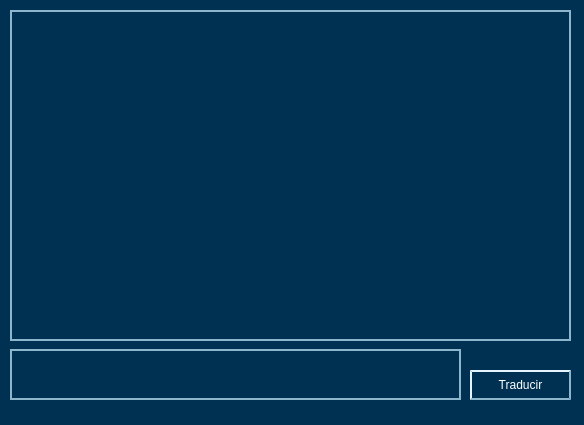
Before: the Qt Designer form Proyecto/mainwindow.ui in JorgeA-Z/QT-Traductor-Completo, drawn with Qt 5.
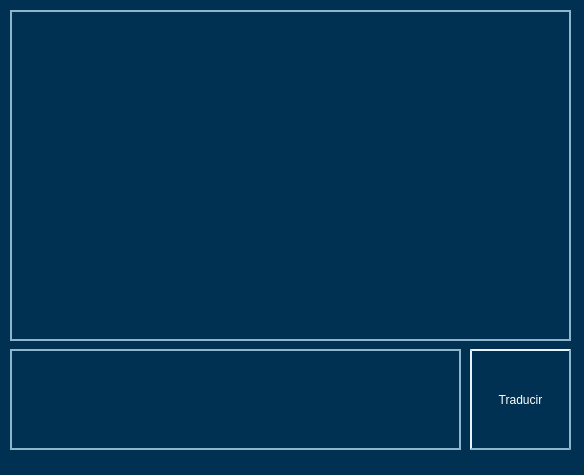
After: the same form once the commit is applied.

What changed in the file:
```diff
--- a/Proyecto/mainwindow.ui
+++ b/Proyecto/mainwindow.ui
@@ -7,7 +7,7 @@
     <x>0</x>
     <y>0</y>
     <width>584</width>
-    <height>425</height>
+    <height>475</height>
    </rect>
   </property>
   <property name="windowTitle">
@@ -23,7 +23,7 @@
       <x>10</x>
       <y>349</y>
       <width>451</width>
-      <height>51</height>
+      <height>101</height>
      </rect>
     </property>
     <property name="styleSheet">
@@ -46,9 +46,9 @@
     <property name="geometry">
      <rect>
       <x>470</x>
-      <y>370</y>
+      <y>349</y>
       <width>101</width>
-      <height>30</height>
+      <height>101</height>
      </rect>
     </property>
     <property name="styleSheet">
```
